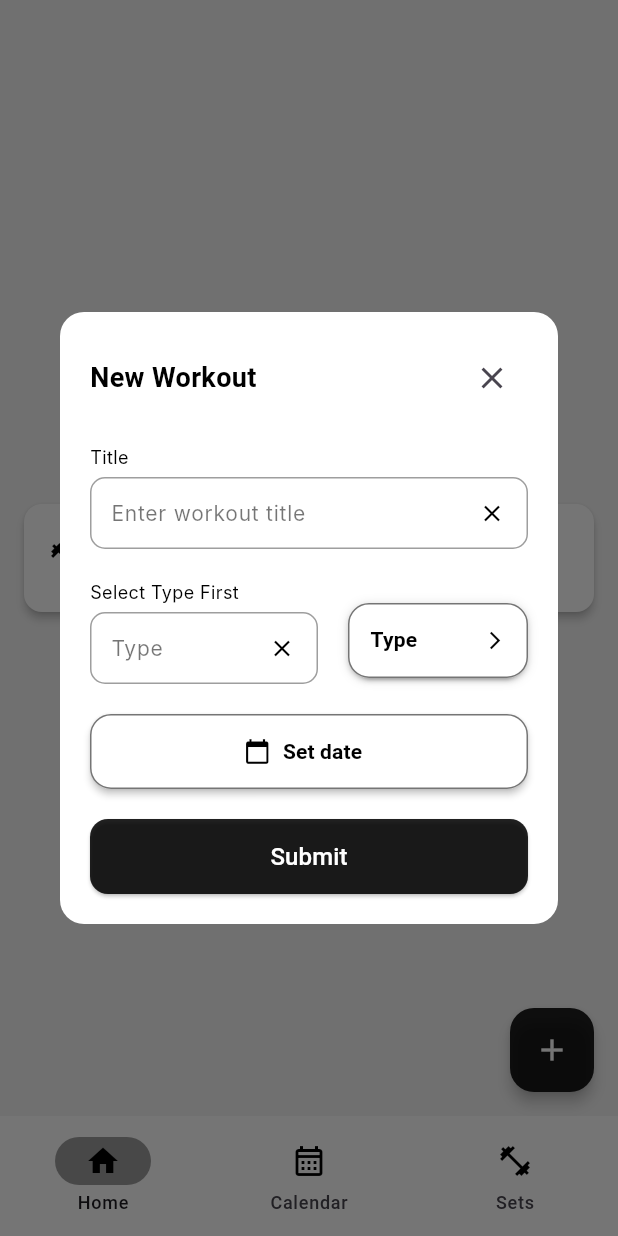
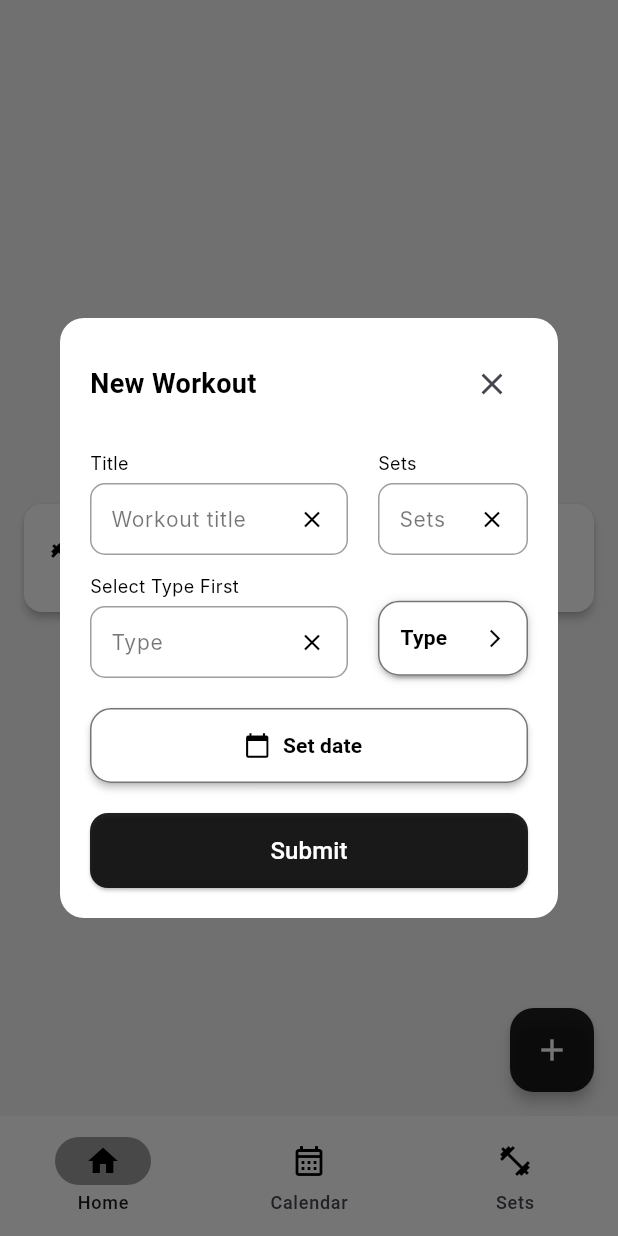
Before and after one commit to Sairusses/Workout-Tracker, a Flutter app: the screen it shows after launch, after a tap on the "add" icon, on a phone screen of 412 x 824 dp. Run offline on Flutter 3.47's test engine with Material 3 defaults, Android fonts, the phone set to English and light mode, and no system bars; drawn by our look-alikes of dropdown_button2; our stand-ins replace device_preview, fluttertoast; Roboto replaces fonts that are missing (Inter).

```diff
--- a/lib/components/add_workout_dialog.dart
+++ b/lib/components/add_workout_dialog.dart
@@ -2,8 +2,6 @@ import 'package:dropdown_button2/dropdown_button2.dart';
 import 'package:flutter/material.dart';
 import 'package:fluttertoast/fluttertoast.dart';
 import 'package:workout_tracker/components/custom_text_widgets.dart';
-
-import '../services/db_service.dart';
 import 'custom_text_form_field.dart';
 class AddWorkoutDialog extends StatefulWidget{
   const AddWorkoutDialog({super.key});
@@ -13,6 +11,7 @@ class AddWorkoutDialog extends StatefulWidget{
 
 class AddWorkoutDialogState extends State<AddWorkoutDialog>{
   final TextEditingController titleController = TextEditingController();
+  final TextEditingController setsController = TextEditingController();
   final TextEditingController typeController = TextEditingController();
   final List<String> workOutTypes = ['Reps', 'Duration'];
   String? selectedWorkoutType;
@@ -51,12 +50,28 @@ class AddWorkoutDialogState extends State<AddWorkoutDialog>{
               ],
             ),
             SizedBox(height: 20),
-            CustomTextFormField(
+            Row(
+              children: [
+                Flexible(
+                  child: CustomTextFormField(
                     controller: titleController,
                     labelText: "Title",
-              hint: "Enter workout title",
+                    hint: "Workout title",
                   ),
-            SizedBox(height: 20),
+                ),
+                SizedBox(width: 20,),
+                SizedBox(
+                  width: 100,
+                  child: CustomTextFormField(
+                    controller: setsController,
+                    labelText: "Sets",
+                    textInputType: TextInputType.number,
+                    hint: 'Sets',
+                  ),
+                ),
+              ],
+            ),
+            SizedBox(height: 12),
             Row(
               children: [
                 Flexible(
@@ -70,8 +85,10 @@ class AddWorkoutDialogState extends State<AddWorkoutDialog>{
                 SizedBox(width: 20,),
                 Column(
                   children: [
-                    SizedBox(height: 12,),
-                    DropdownButtonHideUnderline(
+                    SizedBox(height: 17,),
+                    SizedBox(
+                      width: 100,
+                      child: DropdownButtonHideUnderline(
                         child: DropdownButton2<String>(
                           isExpanded: true,
                           hint: Text(
@@ -131,6 +148,7 @@ class AddWorkoutDialogState extends State<AddWorkoutDialog>{
                             decoration: BoxDecoration(
                               borderRadius: BorderRadius.circular(14),
                               color: Colors.white,
+                            ),
                           ),
                         ),
                       ),
@@ -210,15 +228,8 @@ class AddWorkoutDialogState extends State<AddWorkoutDialog>{
             Flexible(
               child: ElevatedButton(
                 onPressed: () {
-                  // WorkoutItem(
-                  //   id: 0,
-                  //   title: titleController.text,
-                  //   reps: int.parse(typeController.text),
-                  //   duration: type,
-                  //   sets: 0,
-                  //   date: date,
-                  //   type: typeController.text,
-                  // );
+
+                  Navigator.pop(context);
                 },
                 style: ElevatedButton.styleFrom(
                   backgroundColor: Colors.black87,
--- a/lib/components/workout_card.dart
+++ b/lib/components/workout_card.dart
@@ -1,27 +1,24 @@
 import 'package:flutter/material.dart';
 
-import '../objects/duration_workout.dart';
-import '../objects/reps_workout.dart';
-import '../objects/workout.dart';
-
 class WorkoutCard extends StatelessWidget{
-  final Map<String, dynamic> workoutMap;
-  const WorkoutCard({super.key, required this.workoutMap});
-
-  Workout workoutFromMap(Map<String, dynamic> map) {
-    switch (map['type']) {
-      case 'reps':
-        return RepsWorkout.fromMap(map);
-      case 'duration':
-        return DurationWorkout.fromMap(map);
-      default:
-        throw Exception('Unknown workout type');
-    }
-  }
+  final Map<String, dynamic>? workout;
+  const WorkoutCard({super.key, required this.workout});
 
   @override
   Widget build(BuildContext context) {
-    final Workout workout = workoutFromMap(workoutMap);
+
+    DateTime date = DateTime.parse(workout?['date']);
+
+    if (workout == null) {
+      return const Card(
+        margin: EdgeInsets.symmetric(horizontal: 16, vertical: 8),
+        child: ListTile(
+          leading: Icon(Icons.warning, color: Colors.red),
+          title: Text('Unknown workout type'),
+          subtitle: Text('Please check the data.'),
+        ),
+      );
+    }
 
     return Card(
       color: Colors.white,
@@ -30,20 +27,21 @@ class WorkoutCard extends StatelessWidget{
       shape: RoundedRectangleBorder(borderRadius: BorderRadius.circular(12)),
       child: ListTile(
         leading: Icon(
-          workout.workoutType == 'reps' ? Icons.fitness_center : Icons.timer,
-          color: Colors.black
+          workout?['type'] == 'reps' ? Icons.fitness_center : Icons.timer,
+          color: Colors.black,
         ),
-        title: Text(workout.title),
-        subtitle: workout is RepsWorkout
-            ? Text('${workout.reps} reps, ${workout.sets} sets')
-            : workout is DurationWorkout
-            ? Text('${(workout).duration} minutes, ${workout.sets} sets')
+        title: Text(workout?["title"]),
+        subtitle: workout?['type'] == 'reps'
+            ? Text('${workout?['reps']} reps, ${workout?['sets']} sets')
+            : workout?['type'] == 'duration'
+            ? Text('${workout?['duration']} minutes, ${workout?['sets']} sets')
             : const Text('Unknown workout'),
         trailing: Text(
-          '${workout.date.day}/${workout.date.month}/${workout.date.year}',
+          '${date.day}/${date.month}/${date.year}',
           style: const TextStyle(fontSize: 12, color: Colors.grey),
         ),
       ),
     );
   }
+
 }
--- a/lib/home_screen.dart
+++ b/lib/home_screen.dart
@@ -1,38 +1,59 @@
 import 'package:flutter/material.dart';
 import 'package:workout_tracker/components/workout_card.dart';
+import 'package:workout_tracker/workout_model.dart';
 
 import 'components/add_workout_dialog.dart';
 
-class HomeScreen extends StatefulWidget{
+class HomeScreen extends StatefulWidget {
   const HomeScreen({super.key});
 
   @override
   State<HomeScreen> createState() => HomeScreenState();
 }
 
-class HomeScreenState extends State<HomeScreen>{
+class HomeScreenState extends State<HomeScreen> {
+
+  @override
+  void initState() {
+    super.initState();
+    initFuture();
+  }
+
+  Future<void> initFuture() async {
+
+  }
+
   @override
   Widget build(BuildContext context) {
+    Workout workout = Workout(
+      id: 1,
+      title: 'Test Workout',
+      type: 'reps',
+      reps: 10,
+      sets: 3,
+      date: DateTime.now(),
+      duration: 0,
+    );
+    final workoutMap = workout.toMap();
+
+
     return Scaffold(
       backgroundColor: Colors.grey[100],
       floatingActionButton: FloatingActionButton(
-        onPressed: (){
-          showDialog(context: context, builder: (context) => const AddWorkoutDialog());
+        onPressed: () async {
+          final added = await showDialog(
+            context: context,
+            builder: (context) => const AddWorkoutDialog(),
+          );
+          if (added != null) initFuture();
         },
         backgroundColor: Colors.black87,
         elevation: 4,
         child: const Icon(Icons.add, color: Colors.white),
       ),
       body: Center(
-        child: WorkoutCard(workoutMap: <String, dynamic>{
-          'id': 1,
-          'title': 'Push-ups',
-          'reps': 10,
-          'sets': 4,
-          'date': DateTime.now().toString(),
-          'type': 'reps',
-        }),
-      ),
+        child: WorkoutCard(workout: workoutMap),
+      )
     );
   }
 }
--- a/lib/main.dart
+++ b/lib/main.dart
@@ -6,7 +6,7 @@ import 'home.dart';
 void main() {
   runApp(
     DevicePreview(
-      enabled: false,
+      enabled: kDebugMode,
       builder: (context) => const MyApp(),
     ),
   );
--- a/lib/objects/duration_workout.dart
+++ /dev/null
@@ -1,39 +0,0 @@
-import 'package:workout_tracker/objects/workout.dart';
-
-class DurationWorkout extends Workout {
-  final int duration;
-
-  DurationWorkout({
-    super.id,
-    required super.title,
-    required this.duration,
-    required super.sets,
-    required super.date,
-  });
-
-  @override
-  Map<String, dynamic> toMap() {
-    return {
-      'id': id,
-      'title': title,
-      'duration': duration,
-      'sets': sets,
-      'date': date.toIso8601String(),
-      'type': workoutType,
-    };
-  }
-
-  @override
-  String get workoutType => 'duration';
-
-
-  factory DurationWorkout.fromMap(Map<String, dynamic> map) {
-    return DurationWorkout(
-      id: map['id'],
-      title: map['title'],
-      duration: map['duration'],
-      sets: map['sets'],
-      date: DateTime.parse(map['date']),
-    );
-  }
-}
--- a/lib/objects/reps_workout.dart
+++ /dev/null
@@ -1,38 +0,0 @@
-import 'package:workout_tracker/objects/workout.dart';
-
-class RepsWorkout extends Workout {
-  final int reps;
-
-  RepsWorkout({
-    super.id,
-    required super.title,
-    required this.reps,
-    required super.sets,
-    required super.date,
-  });
-
-  @override
-  Map<String, dynamic> toMap() {
-    return {
-      'id': id,
-      'title': title,
-      'reps': reps,
-      'sets': sets,
-      'date': date.toIso8601String(),
-      'type': workoutType,
-    };
-  }
-
-  @override
-  String get workoutType => 'reps';
-
-  factory RepsWorkout.fromMap(Map<String, dynamic> map) {
-    return RepsWorkout(
-      id: map['id'],
-      title: map['title'],
-      reps: map['reps'],
-      sets: map['sets'],
-      date: DateTime.parse(map['date']),
-    );
-  }
-}
--- a/lib/objects/workout.dart
+++ /dev/null
@@ -1,16 +0,0 @@
-abstract class Workout {
-  final int? id;
-  final String title;
-  final DateTime date;
-  final int sets;
-
-  Workout({
-    this.id,
-    required this.title,
-    required this.date,
-    required this.sets,
-  });
-
-  Map<String, dynamic> toMap();
-  String get workoutType;
-}
--- a/lib/services/db_service.dart
+++ /dev/null
@@ -1,51 +0,0 @@
-import 'dart:io';
-import 'package:drift/drift.dart';
-import 'package:drift/native.dart';
-import 'package:path/path.dart' as p;
-import 'package:path_provider/path_provider.dart';
-
-part 'db_service.g.dart'; // Required for code generation
-
-// Define the table
-class WorkoutItems extends Table {
-  IntColumn get id => integer().autoIncrement()();
-  TextColumn get title => text()();
-  IntColumn get reps => integer().nullable()();
-  IntColumn get duration => integer().nullable()();
-  IntColumn get sets => integer()();
-  DateTimeColumn get date => dateTime().withDefault(currentDateAndTime)();
-  TextColumn get type => text()();
-}
-
-@DriftDatabase(tables: [WorkoutItems])
-class AppDatabase extends _$AppDatabase {
-  AppDatabase([QueryExecutor? executor]) : super(executor ?? _openConnection());
-
-  @override
-  int get schemaVersion => 1;
-
-
-  Future<int> insertWorkout(WorkoutItemsCompanion entry) =>
-      into(workoutItems).insert(entry);
-
-  Future<List<WorkoutItem>> getAllWorkouts() =>
-      select(workoutItems).get();
-
-  Future<WorkoutItem?> getWorkoutById(int id) =>
-      (select(workoutItems)..where((tbl) => tbl.id.equals(id))).getSingleOrNull();
-
-  Future<bool> updateWorkout(WorkoutItem entry) =>
-      update(workoutItems).replace(entry);
-
-  Future<int> deleteWorkout(int id) =>
-      (delete(workoutItems)..where((tbl) => tbl.id.equals(id))).go();
-}
-
-// Connection setup
-LazyDatabase _openConnection() {
-  return LazyDatabase(() async {
-    final dbFolder = await getApplicationDocumentsDirectory();
-    final file = File(p.join(dbFolder.path, 'workout_db.sqlite'));
-    return NativeDatabase(file);
-  });
-}
--- /dev/null
+++ b/lib/workout_model.dart
@@ -0,0 +1,29 @@
+class Workout {
+  final int id;
+  final String title;
+  final String type;
+  final int reps;
+  final int sets;
+  final int duration;
+  final DateTime date;
+  const Workout({
+    required this.id,
+    required this.title,
+    required this.type,
+    required this.reps,
+    required this.sets,
+    required this.duration,
+    required this.date
+  });
+  Map<String, dynamic> toMap() {
+    return {
+      'id': id,
+      'title': title,
+      'type': type,
+      'reps': reps,
+      'sets': sets,
+      'duration': duration,
+      'date': date.toIso8601String(),
+    };
+  }
+}
--- a/pubspec.yaml
+++ b/pubspec.yaml
@@ -36,7 +36,6 @@ dependencies:
   cupertino_icons: ^1.0.8
   device_preview: ^1.2.0
   dropdown_button2: ^2.3.9
-  drift: ^2.26.0
   drift_flutter: ^0.2.4
   fluttertoast: ^8.2.12
 
```
Also changed, not shown: lib/services/db_service.g.dart (deleted), pubspec.lock. Lines whose indentation alone changed are shown as unchanged.
